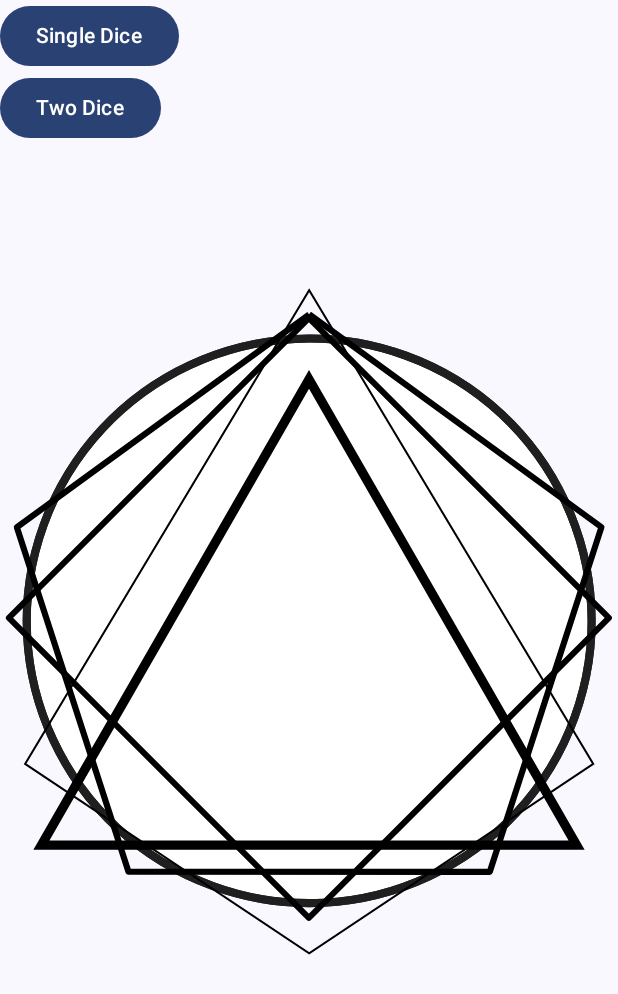
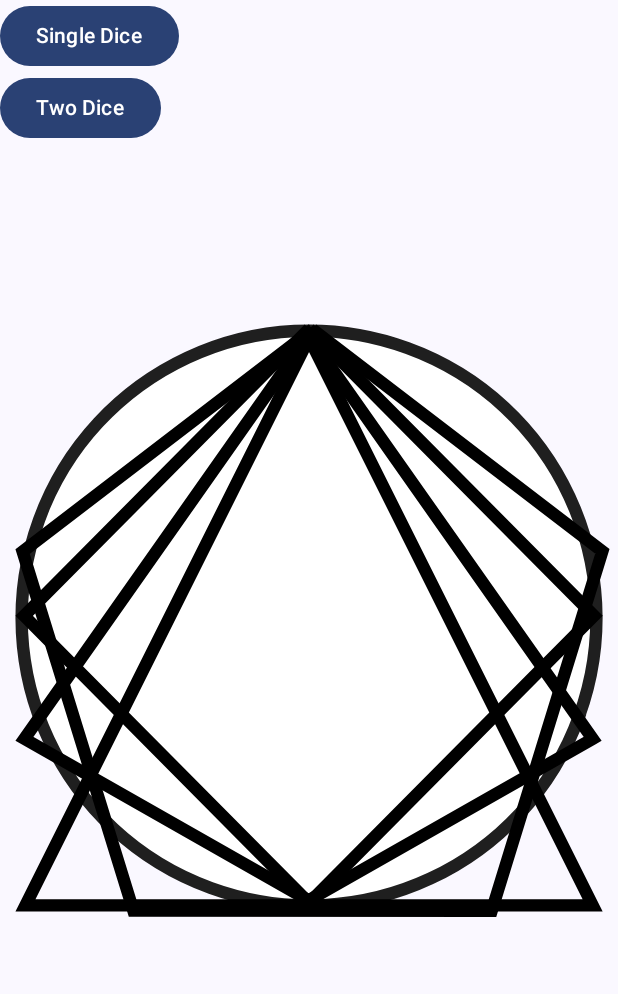
Before and after one commit to jameshnsears/Chance, an Android app built with Jetpack Compose: the screen it shows after launch (MainActivity), on a phone screen of 412 x 824 dp. Shown: the top 994 px of the screen. Run offline under Robolectric (Android 15) with nearby library versions, the phone set to English and light mode, and no system bars; our stand-ins replace Timber; libraries missing offline, so code that uses them is left out: coil.decode; 2 statements that could not run were skipped.

Commit message:
example of a displayed svg using coil

```diff
--- a/app/src/main/res/drawable/d10.xml
+++ b/app/src/main/res/drawable/d10.xml
@@ -1,11 +1,11 @@
 <vector xmlns:android="http://schemas.android.com/apk/res/android"
-    android:width="310dp"
-    android:height="360dp"
-    android:viewportWidth="310"
-    android:viewportHeight="360">
+    android:width="100dp"
+    android:height="100dp"
+    android:viewportWidth="100"
+    android:viewportHeight="100">
   <path
-      android:pathData="m297.59,253.18 l-142.5,95 -142.5,-95L155.09,15.68c0,0 142.5,237.5 142.5,237.5z"
-      android:strokeWidth="1"
+      android:pathData="M95.9,69.55 L49.93,95.68 3.95,69.55 49.93,4.24c0,0 45.97,65.31 45.97,65.31z"
+      android:strokeWidth="2"
       android:fillColor="#00000000"
-      android:strokeColor="#000"/>
+      android:strokeColor="#000000"/>
 </vector>
--- a/app/src/main/res/drawable/d12.xml
+++ b/app/src/main/res/drawable/d12.xml
@@ -1,17 +1,11 @@
 <vector xmlns:android="http://schemas.android.com/apk/res/android"
-    android:width="142dp"
-    android:height="144dp"
-    android:viewportWidth="14183"
-    android:viewportHeight="14356">
-  <group>
-    <clip-path
-        android:pathData="M0,0h14183v14356h-14183z"/>
-    <path
-        android:pathData="M7095,212L13803,5086 11241,12978 2949,12976 387,5090 7095,216"
-        android:strokeLineJoin="round"
-        android:strokeWidth="141"
-        android:fillColor="#00000000"
-        android:strokeColor="#000000"
-        android:fillType="evenOdd"/>
-  </group>
+    android:width="100dp"
+    android:height="100dp"
+    android:viewportWidth="100"
+    android:viewportHeight="100">
+  <path
+      android:pathData="M50.57,3.29 L97.47,39.21 79.56,97.38 21.58,97.36 3.66,39.24 50.57,3.32"
+      android:strokeWidth="2"
+      android:fillColor="#00000000"
+      android:strokeColor="#000000"/>
 </vector>
--- a/app/src/main/res/drawable/d2.xml
+++ b/app/src/main/res/drawable/d2.xml
@@ -1,16 +1,11 @@
 <vector xmlns:android="http://schemas.android.com/apk/res/android"
-    android:width="611.8dp"
-    android:height="618.2dp"
-    android:viewportWidth="611.8"
-    android:viewportHeight="618.2">
+    android:width="100dp"
+    android:height="100dp"
+    android:viewportWidth="100"
+    android:viewportHeight="100">
   <path
-      android:pathData="M568.8,407.5c-52.7,145.1 -213.2,219.9 -358.3,167.1C65.3,521.8 -9.4,361.3 43.4,216.3C96.2,71.2 256.6,-3.6 401.7,49.2C546.7,101.9 621.5,262.4 568.8,407.5L568.8,407.5z"
-      android:strokeWidth="8"
-      android:fillColor="#FFFFFF"
-      android:strokeColor="#1F1F1F"/>
-  <path
-      android:pathData="M568.8,407.5c-52.7,145.1 -213.2,219.9 -358.3,167.1C65.3,521.8 -9.4,361.3 43.4,216.3C96.2,71.2 256.6,-3.6 401.7,49.2C546.7,101.9 621.5,262.4 568.8,407.5L568.8,407.5z"
-      android:strokeWidth="8"
-      android:fillColor="#00000000"
-      android:strokeColor="#1F1F1F"/>
+      android:pathData="m93.71,65.91c-8.77,24.13 -35.46,36.57 -59.6,27.79C9.96,84.92 -2.47,58.22 6.32,34.11 15.1,9.97 41.78,-2.47 65.91,6.31c24.12,8.77 36.56,35.46 27.79,59.59z"
+      android:strokeWidth="2"
+      android:fillColor="#ffffff"
+      android:strokeColor="#1f1f1f"/>
 </vector>
--- a/app/src/main/res/drawable/d4_d8_d20.xml
+++ b/app/src/main/res/drawable/d4_d8_d20.xml
@@ -1,11 +1,11 @@
 <vector xmlns:android="http://schemas.android.com/apk/res/android"
     android:width="100dp"
-    android:height="81dp"
+    android:height="100dp"
     android:viewportWidth="100"
-    android:viewportHeight="81">
+    android:viewportHeight="100">
   <path
-      android:pathData="m50,2 l43.3,75h-86.6z"
-      android:strokeWidth="1.5"
+      android:pathData="M50.01,4.74 L95.9,96.51H4.12Z"
+      android:strokeWidth="2"
       android:fillColor="#00000000"
-      android:strokeColor="#000"/>
+      android:strokeColor="#000000"/>
 </vector>
--- a/app/src/main/res/drawable/d6.xml
+++ b/app/src/main/res/drawable/d6.xml
@@ -1,17 +1,11 @@
 <vector xmlns:android="http://schemas.android.com/apk/res/android"
-    android:width="145dp"
-    android:height="145dp"
-    android:viewportWidth="14534"
-    android:viewportHeight="14540">
-  <group>
-    <clip-path
-        android:pathData="M0,0h14534v14540h-14534z"/>
-    <path
-        android:pathData="M7266,214L14320,7268 7264,14325 209,7268 7264,212"
-        android:strokeLineJoin="round"
-        android:strokeWidth="141"
-        android:fillColor="#00000000"
-        android:strokeColor="#000000"
-        android:fillType="evenOdd"/>
-  </group>
+    android:width="100dp"
+    android:height="100dp"
+    android:viewportWidth="100"
+    android:viewportHeight="100">
+  <path
+      android:pathData="M50.03,3.22 L96.12,49.65 50.01,96.11 3.91,49.65 50.01,3.2"
+      android:strokeWidth="2"
+      android:fillColor="#00000000"
+      android:strokeColor="#000000"/>
 </vector>
```
Also changed, not shown: 9 other files.
